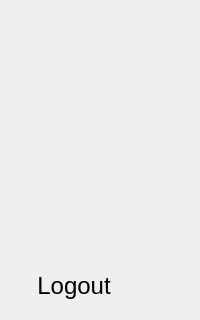
This is layout/menu.ui in Baeshee/IPMEDTH-Frontend as Qt 5 draws it before an edit; both pictures show x 0 to 200 and y 571 to 891 of the 200 by 891 pixel window. The edited form follows.
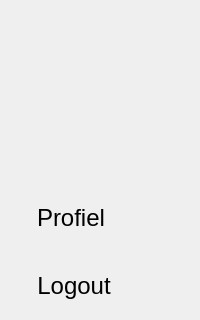
This is the edited form.

Commit message: Add profile item to menu

Patch:
```diff
--- a/layout/menu.ui
+++ b/layout/menu.ui
@@ -327,6 +327,92 @@
         </property>
        </spacer>
       </item>
+      <item>
+       <widget class="QWidget" name="profileBtn" native="true">
+        <property name="maximumSize">
+         <size>
+          <width>1000</width>
+          <height>1000</height>
+         </size>
+        </property>
+        <property name="cursor">
+         <cursorShape>PointingHandCursor</cursorShape>
+        </property>
+        <layout class="QHBoxLayout" name="buttonLayout_5">
+         <property name="spacing">
+          <number>10</number>
+         </property>
+         <property name="leftMargin">
+          <number>20</number>
+         </property>
+         <property name="topMargin">
+          <number>20</number>
+         </property>
+         <property name="rightMargin">
+          <number>10</number>
+         </property>
+         <property name="bottomMargin">
+          <number>20</number>
+         </property>
+         <item>
+          <widget class="QLabel" name="profileIcon">
+           <property name="sizePolicy">
+            <sizepolicy hsizetype="Fixed" vsizetype="Fixed">
+             <horstretch>0</horstretch>
+             <verstretch>0</verstretch>
+            </sizepolicy>
+           </property>
+           <property name="maximumSize">
+            <size>
+             <width>50</width>
+             <height>50</height>
+            </size>
+           </property>
+           <property name="text">
+            <string/>
+           </property>
+           <property name="scaledContents">
+            <bool>false</bool>
+           </property>
+          </widget>
+         </item>
+         <item>
+          <widget class="QLabel" name="profileLabel">
+           <property name="sizePolicy">
+            <sizepolicy hsizetype="Fixed" vsizetype="Preferred">
+             <horstretch>0</horstretch>
+             <verstretch>0</verstretch>
+            </sizepolicy>
+           </property>
+           <property name="font">
+            <font>
+             <pointsize>18</pointsize>
+            </font>
+           </property>
+           <property name="text">
+            <string>Profiel</string>
+           </property>
+           <property name="alignment">
+            <set>Qt::AlignCenter</set>
+           </property>
+          </widget>
+         </item>
+         <item>
+          <spacer name="horizontalSpacer_5">
+           <property name="orientation">
+            <enum>Qt::Horizontal</enum>
+           </property>
+           <property name="sizeHint" stdset="0">
+            <size>
+             <width>40</width>
+             <height>20</height>
+            </size>
+           </property>
+          </spacer>
+         </item>
+        </layout>
+       </widget>
+      </item>
       <item>
        <widget class="QWidget" name="logoutBtn" native="true">
         <property name="maximumSize">
```
Left out of the diff: 3 changed lines with no effect on the pictures.
